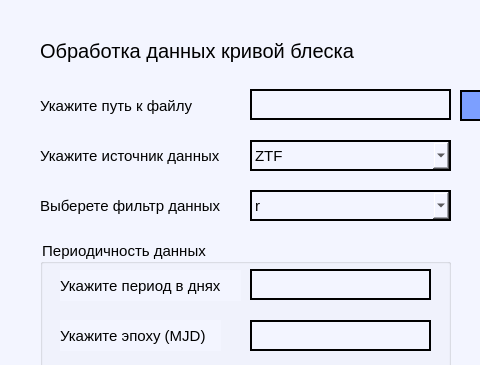
This is UIobrwin.ui in Artur0811/AstroAssistant as Qt 5 draws it before an edit; both pictures show x 0 to 480 and y 0 to 365 of the 1200 by 700 pixel window. The edited form follows.
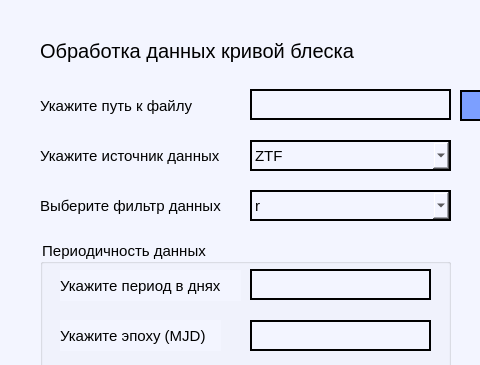
This is the edited form.

Commit message: Ошибки в UI

```diff
--- a/UIobrwin.ui
+++ b/UIobrwin.ui
@@ -549,7 +549,7 @@
     </font>
    </property>
    <property name="text">
-    <string>Выберете фильтр данных</string>
+    <string>Выберите фильтр данных</string>
    </property>
   </widget>
   <widget class="QComboBox" name="filter_box">
```
